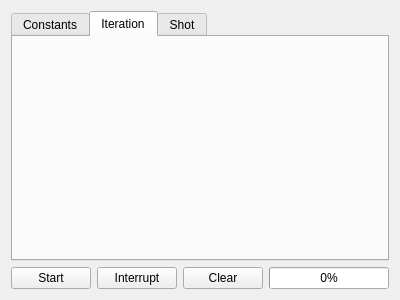
This is ui/condetrol/condetrol/sequence_widget/sequence_widget.ui in light-scattering-iogs/caqtus as Qt 5 draws it before an edit. The edited form follows.
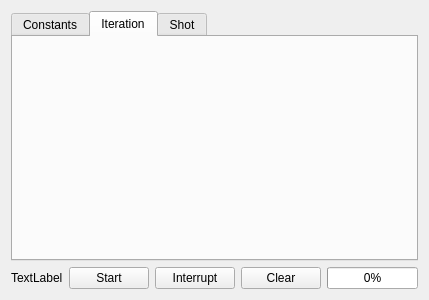
This is the edited form.

Diff of the .ui file:
```diff
--- a/ui/condetrol/condetrol/sequence_widget/sequence_widget.ui
+++ b/ui/condetrol/condetrol/sequence_widget/sequence_widget.ui
@@ -16,6 +16,9 @@
   <layout class="QVBoxLayout" name="verticalLayout">
    <item>
     <widget class="QTabWidget" name="tabWidget">
+     <property name="tabPosition">
+      <enum>QTabWidget::North</enum>
+     </property>
      <property name="currentIndex">
       <number>1</number>
      </property>
@@ -38,6 +41,13 @@
    </item>
    <item>
     <layout class="QHBoxLayout" name="horizontalLayout">
+     <item>
+      <widget class="QLabel" name="name_label">
+       <property name="text">
+        <string>TextLabel</string>
+       </property>
+      </widget>
+     </item>
      <item>
       <widget class="QPushButton" name="start_button">
        <property name="text">
```
